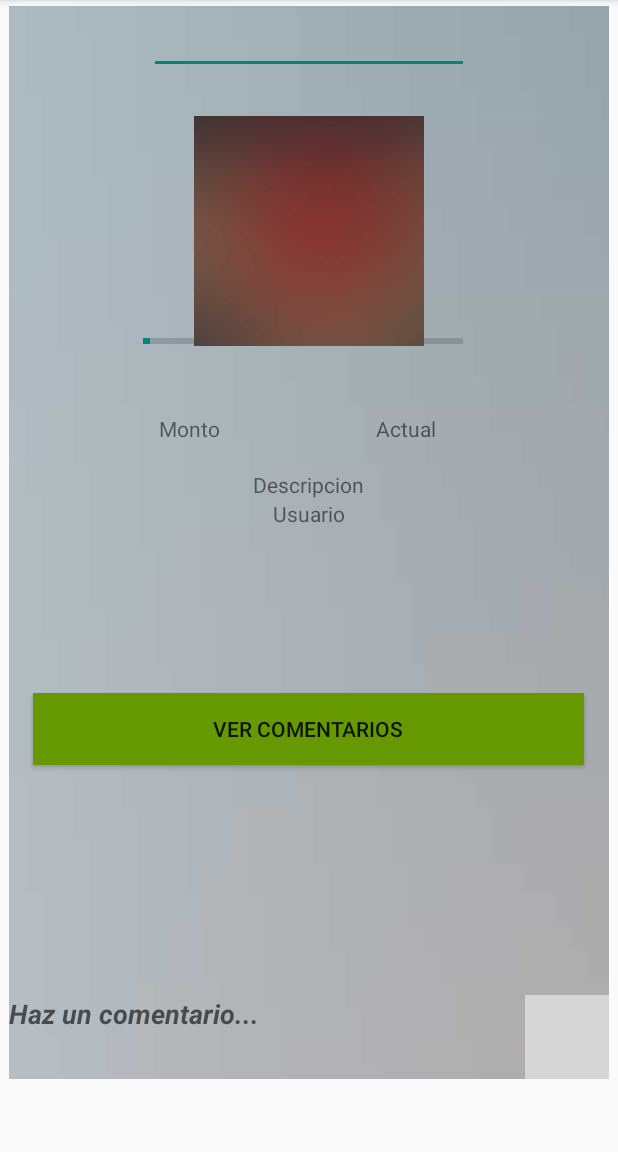
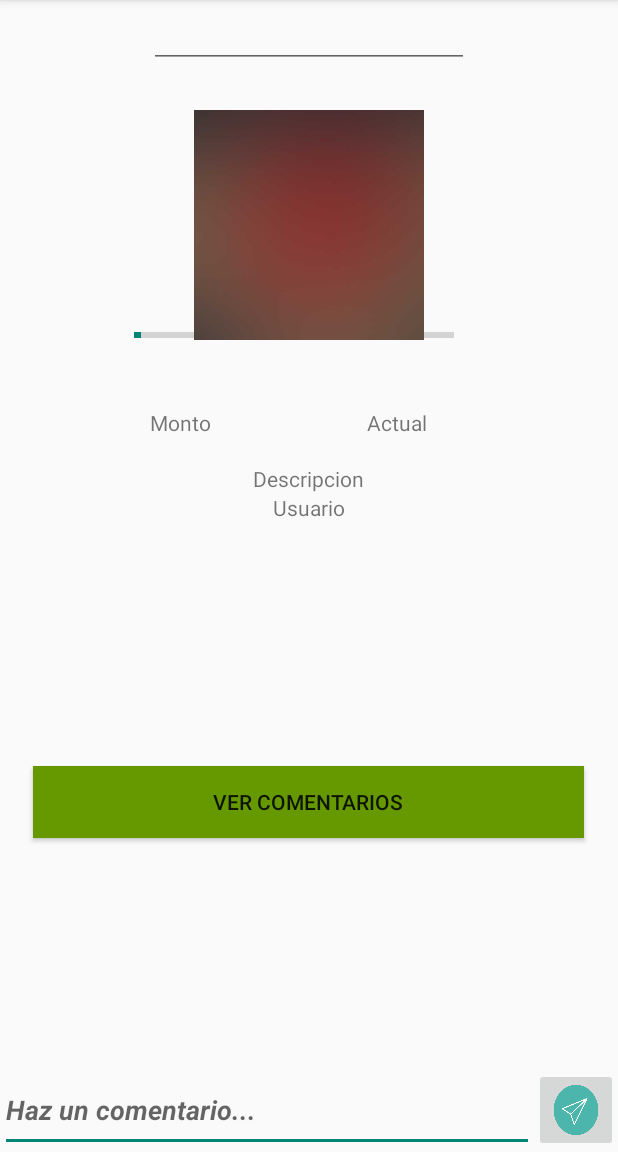
Before and after one commit to luchizina/movilLuna, an Android app: the traerProp screen opened directly, with no data from a screen before it, after a tap on an icon or button, on a phone screen of 412 x 824 dp, the part 84-1236 px from its top. Run offline under Robolectric (Android 15) with nearby library versions, the phone set to English and light mode, and no system bars; grey boxes are pictures that could not be loaded.

Commit message:
Merge branch 'master' of https://github.com/luchizina/movilLuna
# Conflicts:
#	app/src/main/java/com/example/applunacrowdfunding/comentarios.java

```diff
--- a/app/src/main/java/com/example/applunacrowdfunding/Conexion/ApiInterface.java
+++ b/app/src/main/java/com/example/applunacrowdfunding/Conexion/ApiInterface.java
@@ -23,6 +23,10 @@
     @POST("usuario/loginCel")
     Call<Respuesta> loginCel(@Field("email") String correo, @Field("pass") String pass);
 
+  @FormUrlEncoded
+  @POST("propuesta/comentar")
+  Call<Respuesta> comentar(@Field("nombre") String s, @Field("mail") String emailLogueado, @Field("texto") String text);
+
   @GET("propuesta/listComent/{propu}")
   Call<Respuesta> getCom(@Path("propu") String nom);
 
--- a/app/src/main/java/com/example/applunacrowdfunding/registro.java
+++ b/app/src/main/java/com/example/applunacrowdfunding/registro.java
@@ -144,7 +144,7 @@
             etCel.requestFocus();
             return false;
         }
-        if(ci.length() != 8 || ci.length() != 7){
+        if(ci.length() != 8 && ci.length() != 7){
             etCI.setError("La ci debe tener entre 7 y 8 caracteres");
             etCI.requestFocus();
             return false;
--- a/app/src/main/java/com/example/applunacrowdfunding/traerProp.java
+++ b/app/src/main/java/com/example/applunacrowdfunding/traerProp.java
@@ -1,7 +1,9 @@
 package com.example.applunacrowdfunding;
 
 
+import android.content.Context;
 import android.content.Intent;
+import android.content.SharedPreferences;
 import android.os.Bundle;
 import android.util.Log;
 import android.view.View;
@@ -33,13 +35,12 @@
 
 
         Call<Respuesta> call = null;
-        Bundle extra =getIntent().getExtras();
+        Bundle extra = getIntent().getExtras();
 
         final ApiInterface apiService = conexion.getClient().create(ApiInterface.class);
-        if(extra!=null){
-        call = apiService.traerPropuesta(extra.getString("prop"));
-        }
-        else {
+        if (extra != null) {
+            call = apiService.traerPropuesta(extra.getString("prop"));
+        } else {
             call = apiService.traerPropuesta("hola");
         }
 
@@ -86,21 +87,21 @@
                 nom = nombre;
              /*   JsonArray numero = response.body().getMessage();
                 String nombre=numero.get(0).getAsJsonObject().get("numerito").getAsString();*/
-                TextView txtNombre= findViewById(R.id.txtNombre);
+                TextView txtNombre = findViewById(R.id.txtNombre);
                 txtNombre.setText(nombre);
 
-                TextView monto= findViewById(R.id.monto);
+                TextView monto = findViewById(R.id.monto);
                 monto.setText(montoT);
-                TextView monto_actual= findViewById(R.id.monto_actual);
+                TextView monto_actual = findViewById(R.id.monto_actual);
                 monto_actual.setText(montoA);
-                TextView descri= findViewById(R.id.descri);
+                TextView descri = findViewById(R.id.descri);
                 descri.setText(desc);
-                TextView nic= findViewById(R.id.usuario);
+                TextView nic = findViewById(R.id.usuario);
                 nic.setText(nick);
                 ProgressBar me = (ProgressBar) findViewById(R.id.prg);
                 int moT = Integer.parseInt(montoT);
                 int moA = Integer.parseInt(montoA);
-                int barra = ((moA * 100) /  moT);
+                int barra = ((moA * 100) / moT);
                 me.setProgress(barra);
                 com = (Button) findViewById(R.id.com);
                 com.setOnClickListener(new View.OnClickListener() {
@@ -113,6 +114,7 @@
                 });
 
             }
+
             @Override
             public void onFailure(Call<Respuesta> call, Throwable t) {
                 Log.d("LoginActivity", t.getMessage());
@@ -120,9 +122,48 @@
 
             }
         });
+    }
+        public void comentar(View vista)
+        {
+            final SharedPreferences sp = getSharedPreferences("info", Context.MODE_PRIVATE);
+            String emailLogueado= sp.getString("correoLogueado","sinusuario");
+            EditText nombre = findViewById(R.id.txtNombre);
+            TextView textito = findViewById(R.id.textView6);
+            String text = textito.getText().toString();
+            String s = nombre.getText().toString();
+            ApiInterface apiService = conexion.getClient().create(ApiInterface.class);
+            Call<Respuesta> call = apiService.comentar(s,emailLogueado,text);
+            call.enqueue(new Callback<Respuesta>() {
+                @Override
+                public void onResponse(Call<Respuesta> call, Response<Respuesta> response) {
+                    if (!response.isSuccessful()) {
+                        String error = "Ha ocurrido un error. Contacte al administrador";
+                        if (response.errorBody()
+                                .contentType()
+                                .subtype()
+                                .equals("json")) {
+                            ApiError apiError = ApiError.fromResponseBody(response.errorBody());
+                            error = apiError.getMessage();
+                            Log.d("ComentarActivity", apiError.getDeveloperMessage());
+                        } else {
+                            try {
+                                // Reportar causas de error no relacionado con la API
+                                Log.d("ComentarActivity", response.errorBody().string());
+                            } catch (IOException e) {
+                                e.printStackTrace();
+                            }
+                        }
+                        return;
+                    }
+                    EditText xD = findViewById(R.id.textView6);
+                    xD.setText("");
+                }
 
+                @Override
+                public void onFailure(Call<Respuesta> call, Throwable t) {
+                    Log.d("LoginActivity", t.getMessage());
+                }
 
-
-
+            });
+        }
     }
-}
--- a/app/src/main/res/layout/activity_traer_prop.xml
+++ b/app/src/main/res/layout/activity_traer_prop.xml
@@ -1,14 +1,11 @@
 <?xml version="1.0" encoding="utf-8"?>
-<androidx.constraintlayout.widget.ConstraintLayout xmlns:android="http://schemas.android.com/apk/res/android"
+<RelativeLayout xmlns:android="http://schemas.android.com/apk/res/android"
     xmlns:app="http://schemas.android.com/apk/res-auto"
     xmlns:tools="http://schemas.android.com/tools"
     android:layout_width="fill_parent"
     android:layout_height="fill_parent"
     android:orientation="horizontal"
     tools:context=".traerProp">
-
-
-    <RelativeLayout
         android:id="@+id/relativeLayout"
         android:layout_width="0dp"
         android:layout_height="715dp"
@@ -38,7 +35,7 @@
             android:layout_marginTop="215dp"
             android:progress="2" />
 
-        <TextView
+        <EditText
         android:id="@+id/textView6"
         android:layout_width="match_parent"
         android:layout_height="56dp"
@@ -134,4 +131,3 @@
             android:text="Ver comentarios" />
 
     </RelativeLayout>
-</androidx.constraintlayout.widget.ConstraintLayout>
```
Also changed, not shown: app/src/main/res/layout/com_list_item.xml (+7 -8 lines), app/src/main/res/drawable/sendstuff.png (added).
